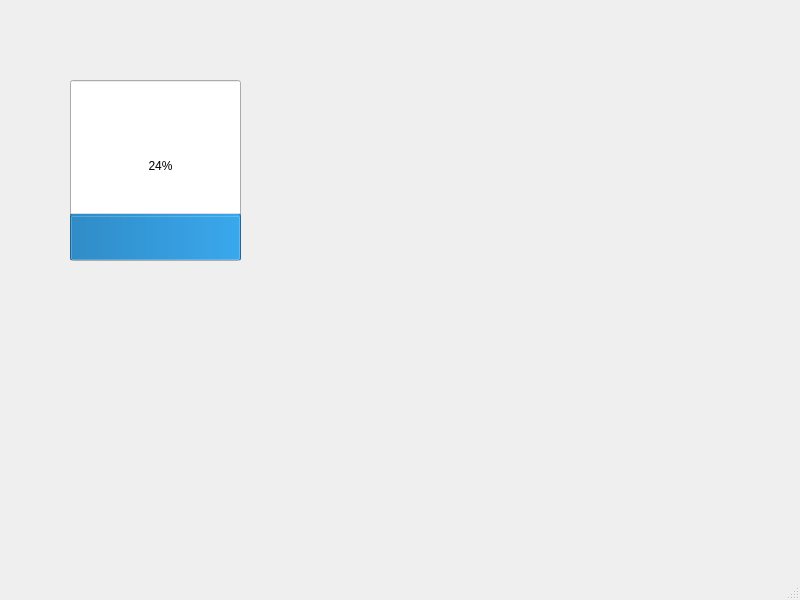
Above: example/MainWindow2.ui from soramimi/QtDarkStyle before the change. Below: the same form after it.
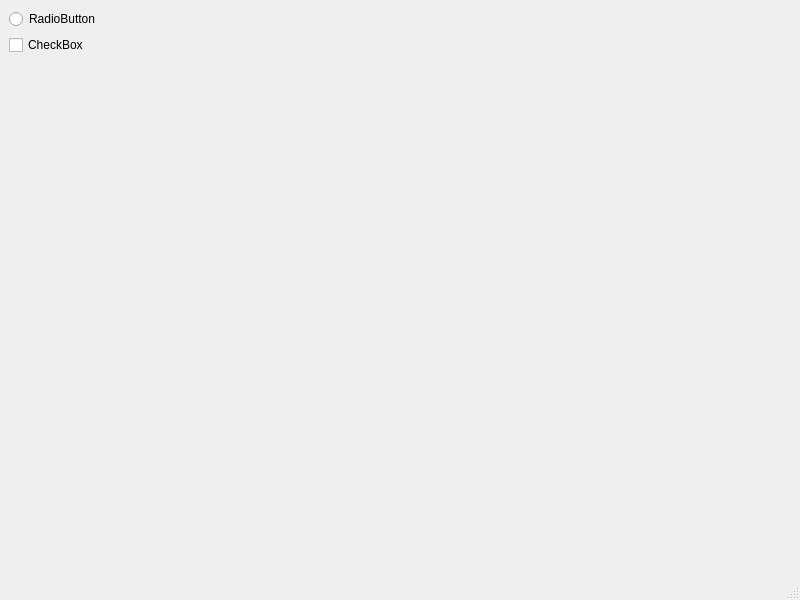
That is the form after the change.

Commit message: チェックボックスとラジオボタンの改善

```diff
--- a/example/MainWindow2.ui
+++ b/example/MainWindow2.ui
@@ -14,22 +14,35 @@
    <string>MainWindow</string>
   </property>
   <widget class="QWidget" name="centralwidget">
-   <widget class="QProgressBar" name="progressBar">
-    <property name="geometry">
-     <rect>
-      <x>70</x>
-      <y>80</y>
-      <width>171</width>
-      <height>181</height>
-     </rect>
-    </property>
-    <property name="value">
-     <number>24</number>
-    </property>
+   <layout class="QVBoxLayout" name="verticalLayout">
+    <item>
+     <widget class="QRadioButton" name="radioButton">
+      <property name="text">
+       <string>RadioButton</string>
+      </property>
+     </widget>
+    </item>
+    <item>
+     <widget class="QCheckBox" name="checkBox">
+      <property name="text">
+       <string>CheckBox</string>
+      </property>
+     </widget>
+    </item>
+    <item>
+     <spacer name="verticalSpacer">
     <property name="orientation">
      <enum>Qt::Vertical</enum>
     </property>
-   </widget>
+      <property name="sizeHint" stdset="0">
+       <size>
+        <width>20</width>
+        <height>502</height>
+       </size>
+      </property>
+     </spacer>
+    </item>
+   </layout>
   </widget>
   <widget class="QMenuBar" name="menubar">
    <property name="geometry">
```
Left out of the diff: 2 changed lines with no effect on the pictures. Lines whose indentation alone changed are shown as unchanged. The commit also changes 1 other file.
